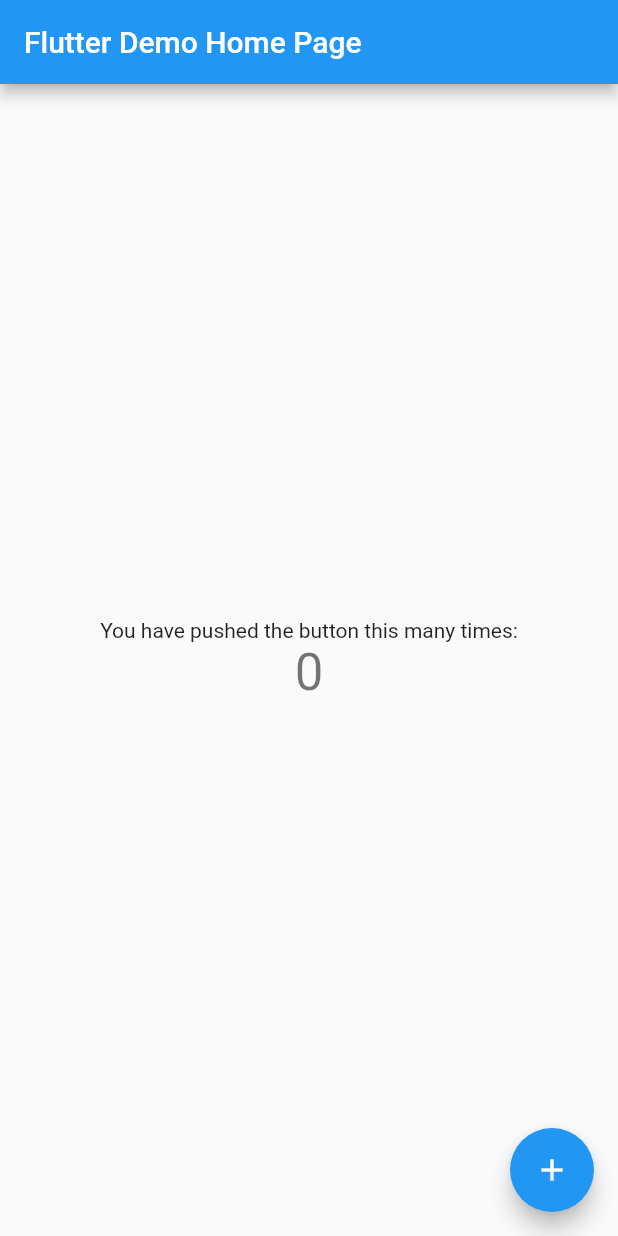
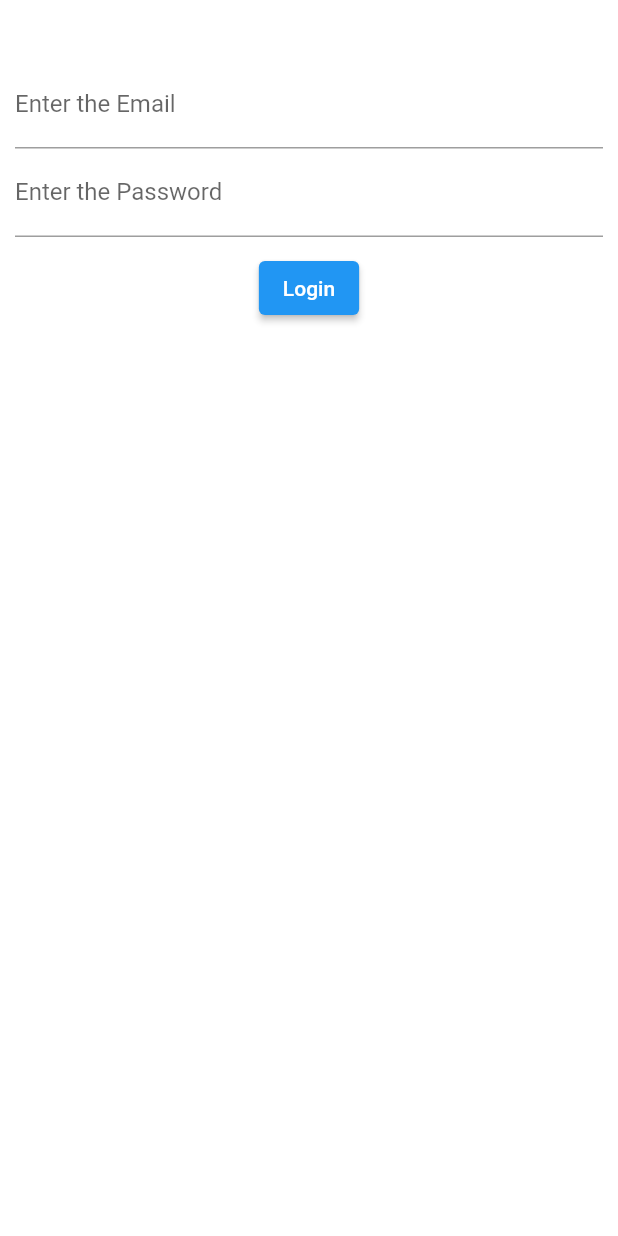
Before and after one commit to rutviksorathia/daily_news, a Flutter app: the screen it shows after launch, on a phone screen of 412 x 824 dp. Run offline on Flutter 3.47's test engine with Material 2 defaults, Android fonts, the phone set to English and light mode, and no system bars; our stand-ins replace get, stacked; missing offline and left inert: dart:ffi.

Commit message:
fix: login implement

```diff
--- a/lib/main.dart
+++ b/lib/main.dart
@@ -1,115 +1,18 @@
+import 'package:daily_news/ui/views/auth/auth_view.dart';
 import 'package:flutter/material.dart';
+import 'package:get/route_manager.dart';
 
 void main() {
-  runApp(const MyApp());
+  runApp(const MaApp());
 }
 
-class MyApp extends StatelessWidget {
-  const MyApp({super.key});
+class MaApp extends StatelessWidget {
+  const MaApp({super.key});
 
-  // This widget is the root of your application.
   @override
   Widget build(BuildContext context) {
-    return MaterialApp(
-      title: 'Flutter Demo',
-      theme: ThemeData(
-        // This is the theme of your application.
-        //
-        // Try running your application with "flutter run". You'll see the
-        // application has a blue toolbar. Then, without quitting the app, try
-        // changing the primarySwatch below to Colors.green and then invoke
-        // "hot reload" (press "r" in the console where you ran "flutter run",
-        // or simply save your changes to "hot reload" in a Flutter IDE).
-        // Notice that the counter didn't reset back to zero; the application
-        // is not restarted.
-        primarySwatch: Colors.blue,
-      ),
-      home: const MyHomePage(title: 'Flutter Demo Home Page'),
+    return const GetMaterialApp(
+      home: Material(child: AuthView()),
     );
   }
 }
-
-class MyHomePage extends StatefulWidget {
-  const MyHomePage({super.key, required this.title});
-
-  // This widget is the home page of your application. It is stateful, meaning
-  // that it has a State object (defined below) that contains fields that affect
-  // how it looks.
-
-  // This class is the configuration for the state. It holds the values (in this
-  // case the title) provided by the parent (in this case the App widget) and
-  // used by the build method of the State. Fields in a Widget subclass are
-  // always marked "final".
-
-  final String title;
-
-  @override
-  State<MyHomePage> createState() => _MyHomePageState();
-}
-
-class _MyHomePageState extends State<MyHomePage> {
-  int _counter = 0;
-
-  void _incrementCounter() {
-    setState(() {
-      // This call to setState tells the Flutter framework that something has
-      // changed in this State, which causes it to rerun the build method below
-      // so that the display can reflect the updated values. If we changed
-      // _counter without calling setState(), then the build method would not be
-      // called again, and so nothing would appear to happen.
-      _counter++;
-    });
-  }
-
-  @override
-  Widget build(BuildContext context) {
-    // This method is rerun every time setState is called, for instance as done
-    // by the _incrementCounter method above.
-    //
-    // The Flutter framework has been optimized to make rerunning build methods
-    // fast, so that you can just rebuild anything that needs updating rather
-    // than having to individually change instances of widgets.
-    return Scaffold(
-      appBar: AppBar(
-        // Here we take the value from the MyHomePage object that was created by
-        // the App.build method, and use it to set our appbar title.
-        title: Text(widget.title),
-      ),
-      body: Center(
-        // Center is a layout widget. It takes a single child and positions it
-        // in the middle of the parent.
-        child: Column(
-          // Column is also a layout widget. It takes a list of children and
-          // arranges them vertically. By default, it sizes itself to fit its
-          // children horizontally, and tries to be as tall as its parent.
-          //
-          // Invoke "debug painting" (press "p" in the console, choose the
-          // "Toggle Debug Paint" action from the Flutter Inspector in Android
-          // Studio, or the "Toggle Debug Paint" command in Visual Studio Code)
-          // to see the wireframe for each widget.
-          //
-          // Column has various properties to control how it sizes itself and
-          // how it positions its children. Here we use mainAxisAlignment to
-          // center the children vertically; the main axis here is the vertical
-          // axis because Columns are vertical (the cross axis would be
-          // horizontal).
-          mainAxisAlignment: MainAxisAlignment.center,
-          children: <Widget>[
-            const Text(
-              'You have pushed the button this many times:',
-            ),
-            Text(
-              '$_counter',
-              style: Theme.of(context).textTheme.headlineMedium,
-            ),
-          ],
-        ),
-      ),
-      floatingActionButton: FloatingActionButton(
-        onPressed: _incrementCounter,
-        tooltip: 'Increment',
-        child: const Icon(Icons.add),
-      ), // This trailing comma makes auto-formatting nicer for build methods.
-    );
-  }
-}
--- /dev/null
+++ b/lib/model/auth/apiRegister.dart
@@ -0,0 +1,32 @@
+part of 'auth.dart';
+
+class ApiRequestRequestBody {
+  String email;
+  String password;
+
+  ApiRequestRequestBody({
+    required this.email,
+    required this.password,
+  });
+
+  Map<String, dynamic> toMap() {
+    var map = <String, dynamic>{};
+
+    map['email'] = email;
+    map['password'] = password;
+
+    return map;
+  }
+}
+
+Future<UserRegistration> apiRequestBody(
+    {required ApiRequestRequestBody body}) async {
+  var response = await http.post(
+    Uri.parse('https://reqres.in/api/register'),
+    body: body.toMap(),
+  );
+
+  final last = json.decode(response.body);
+
+  return UserRegistration.fromMap(last);
+}
--- /dev/null
+++ b/lib/model/auth/modelRegister.dart
@@ -0,0 +1,25 @@
+part of 'auth.dart';
+
+class UserRegistration {
+  int id;
+  String token;
+
+  UserRegistration({
+    required this.id,
+    required this.token,
+  });
+
+  factory UserRegistration.fromMap(Map<String, dynamic> map) {
+    return UserRegistration(
+      id: 4,
+      token: 'QpwL5tke4Pnpja7X4',
+    );
+  }
+
+  Map<String, dynamic> toMap() {
+    return {
+      'id': id,
+      'token': token,
+    };
+  }
+}
--- /dev/null
+++ b/lib/ui/views/auth/auth_view.dart
@@ -0,0 +1,48 @@
+import 'package:daily_news/ui/views/auth/auth_viewModel.dart';
+import 'package:flutter/material.dart';
+import 'package:stacked/stacked.dart';
+
+class AuthView extends StatelessWidget {
+  const AuthView({super.key});
+
+  @override
+  Widget build(BuildContext context) {
+    return ViewModelBuilder<AuthViewModel>.reactive(
+      viewModelBuilder: () => AuthViewModel(),
+      onViewModelReady: (model) {},
+      builder: (context, model, child) {
+        return Container(
+          color: Colors.white,
+          child: Column(
+            children: [
+              Padding(
+                padding: const EdgeInsets.only(top: 40, left: 10, right: 10),
+                child: Column(
+                  children: [
+                    TextField(
+                      decoration: const InputDecoration(
+                        labelText: 'Enter the Email',
+                      ),
+                      controller: model.emailController,
+                    ),
+                    TextField(
+                      decoration: const InputDecoration(
+                        labelText: 'Enter the Password',
+                      ),
+                      controller: model.passwordController,
+                    ),
+                    const SizedBox(height: 10),
+                    ElevatedButton(
+                      onPressed: model.submitLoginButtonTap,
+                      child: const Text('Login'),
+                    ),
+                  ],
+                ),
+              ),
+            ],
+          ),
+        );
+      },
+    );
+  }
+}
--- /dev/null
+++ b/lib/ui/views/auth/auth_viewModel.dart
@@ -0,0 +1,21 @@
+import 'package:daily_news/model/auth/auth.dart';
+import 'package:flutter/material.dart';
+import 'package:stacked/stacked.dart';
+
+class AuthViewModel extends BaseViewModel {
+  TextEditingController emailController = TextEditingController();
+  TextEditingController passwordController = TextEditingController();
+
+  List<UserRegistration> userRegistration = [];
+
+  Future<void> submitLoginButtonTap() async {
+    var response = await apiRequestBody(
+      body: ApiRequestRequestBody(
+        email: emailController.text,
+        password: passwordController.text,
+      ),
+    );
+
+    print(response.token);
+  }
+}
```
Also changed, not shown: lib/model/auth/auth.dart (added, +7 -0 lines), pubspec.yaml (+9 -0 lines), pubspec.lock, 11 other files.
